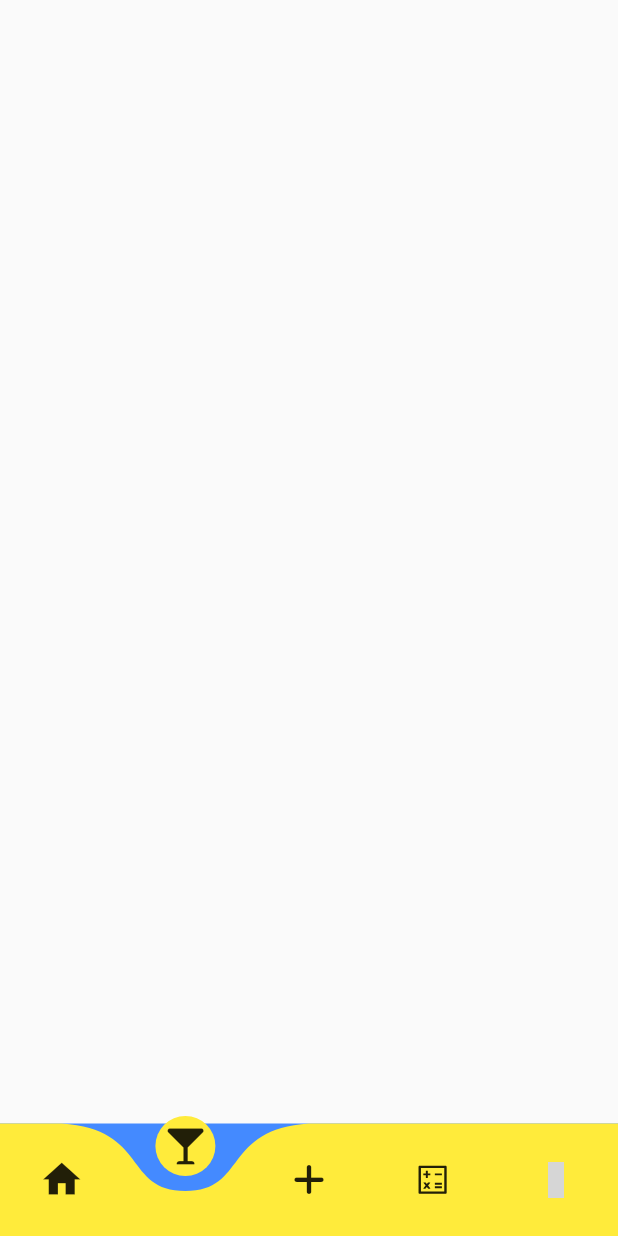
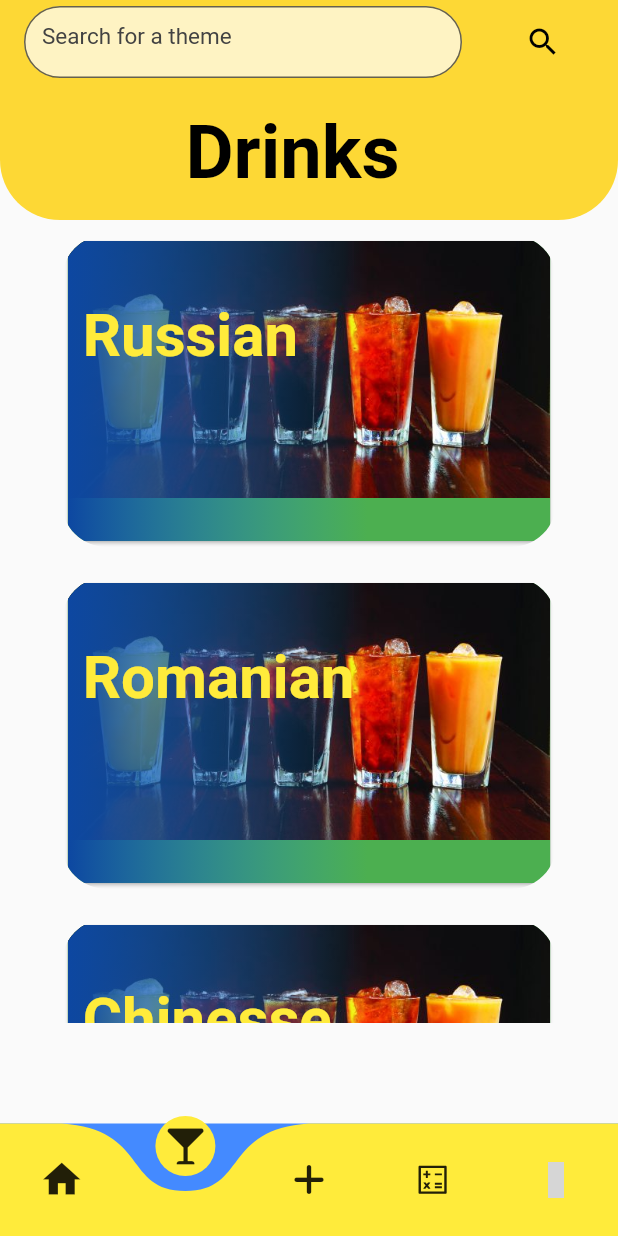
Before and after one commit to adidiac/Drinking-Season, a Flutter app: the screen it shows after launch, item 2 of the bottom bar chosen, on a phone screen of 412 x 824 dp. Run offline on Flutter 3.47's test engine with Material 2 defaults, Android fonts, the phone set to English and light mode, and no system bars; drawn by our look-alikes of curved_navigation_bar; our stand-ins replace flutter_icons; grey boxes are pictures that could not be loaded.

Commit message:
Themes done and drinks but is a problem at CardBoard

```diff
--- /dev/null
+++ b/lib/Cardboard.dart
@@ -0,0 +1,64 @@
+import 'package:flutter/material.dart';
+
+class CardBoard extends StatelessWidget {
+  final String name;
+  final String image_name;
+  final double width;
+  final double height;
+  const CardBoard(
+      {Key key, this.name, this.image_name, this.height, this.width})
+      : super(key: key);
+  @override
+  Widget build(BuildContext context) {
+    return Container(
+      child: Padding(
+        padding: EdgeInsets.symmetric(horizontal: 0, vertical: 10),
+        child: ClipRRect(
+          borderRadius: BorderRadius.circular(30),
+          child: Card(
+            clipBehavior: Clip.hardEdge,
+            color: Colors.green,
+            child: Stack(
+              children: <Widget>[
+                Container(
+                  child: Image.asset(
+                    image_name,
+                    fit: BoxFit.fill,
+                  ),
+                ),
+                Container(
+                  width: width,
+                  height: height,
+                  decoration: BoxDecoration(
+                      color: Colors.white,
+                      gradient: LinearGradient(
+                          begin: FractionalOffset.centerRight,
+                          end: FractionalOffset.centerLeft,
+                          colors: [
+                            Colors.blue[600].withOpacity(0.0),
+                            Colors.blue[900],
+                          ],
+                          stops: [
+                            0.0,
+                            1.0
+                          ])),
+                ),
+                Padding(
+                  padding: EdgeInsets.symmetric(horizontal: 10, vertical: 40),
+                  child: Text(
+                    name,
+                    style: TextStyle(
+                        fontSize: 40,
+                        fontWeight: FontWeight.bold,
+                        color: Colors.yellow,
+                        textBaseline: TextBaseline.alphabetic),
+                  ),
+                ),
+              ],
+            ),
+          ),
+        ),
+      ),
+    );
+  }
+}
--- a/lib/Drinks.dart
+++ b/lib/Drinks.dart
@@ -1,4 +1,7 @@
 import 'package:flutter/material.dart';
+
+import 'Cardboard.dart';
+import 'TopContainer.dart';
 
 class Drinks extends StatefulWidget {
   @override
@@ -6,8 +9,91 @@ class Drinks extends StatefulWidget {
 }
 
 class _DrinksState extends State<Drinks> {
+  List<Widget> drinks = [
+    CardBoard(
+      image_name: "assets/drinks.jpg",
+      name: "Russian",
+      height: 200,
+      width: 200,
+    ),
+    CardBoard(
+      image_name: "assets/drinks.jpg",
+      name: "Romanian",
+      height: 200,
+      width: 200,
+    ),
+    CardBoard(
+      image_name: "assets/drinks.jpg",
+      name: "Chinesse",
+      height: 200,
+      width: 200,
+    )
+  ];
   @override
   Widget build(BuildContext context) {
-    return Container();
+    double width = MediaQuery.of(context).size.width;
+    double height = MediaQuery.of(context).size.height;
+    return Scaffold(
+      appBar: AppBar(
+        centerTitle: true,
+        actions: [
+          FlatButton.icon(
+              onPressed: null,
+              icon: Icon(
+                Icons.search,
+                color: Colors.black,
+              ),
+              label: Text(""))
+        ],
+        title: Container(
+          width: (90 * width) / 100,
+          child: TextField(
+            style: TextStyle(fontSize: 10.0, height: 0.3, color: Colors.black),
+            decoration: new InputDecoration(
+                focusColor: Colors.yellow,
+                hoverColor: Colors.yellow,
+                border: new OutlineInputBorder(
+                  borderRadius: const BorderRadius.all(
+                    const Radius.circular(30.0),
+                  ),
+                ),
+                filled: true,
+                hintStyle: new TextStyle(color: Colors.grey[800], fontSize: 15),
+                hintText: "Search for a theme",
+                fillColor: Colors.white70),
+          ),
+        ),
+        backgroundColor: Colors.yellow[600],
+        elevation: 0,
+      ),
+      body: Column(
+        children: [
+          TopContainer(
+            height: (11 * height) / 100,
+            width: width,
+            padding: EdgeInsets.symmetric(
+                horizontal: width * 30 / 100, vertical: height * 0.02),
+            child: Text(
+              "Drinks",
+              style: TextStyle(
+                  color: Colors.black,
+                  fontSize: height * 0.06,
+                  fontWeight: FontWeight.bold),
+            ),
+          ),
+          Container(
+            height: 0.65 * height,
+            width: width,
+            padding: EdgeInsets.symmetric(horizontal: width * 0.1),
+            child: ListView.builder(
+                itemCount: drinks.length,
+                itemBuilder: (BuildContext ctxt, int index) {
+                  return drinks[index];
+                }),
+          )
+        ],
+      ),
+    );
+    ;
   }
 }
--- a/lib/Tematica.dart
+++ b/lib/Tematica.dart
@@ -1,4 +1,7 @@
+import 'package:drinking_season/Cardboard.dart';
 import 'package:flutter/material.dart';
+
+import 'TopContainer.dart';
 
 class Tematica extends StatefulWidget {
   @override
@@ -6,6 +9,27 @@ class Tematica extends StatefulWidget {
 }
 
 class _TematicaState extends State<Tematica> {
+  List<Widget> themes = [
+    CardBoard(
+      image_name: "assets/theme.jpg",
+      name: "Russian",
+      height: 200,
+      width: 200,
+    ),
+    CardBoard(
+      image_name: "assets/theme.jpg",
+      name: "Romanian",
+      height: 200,
+      width: 200,
+    ),
+    CardBoard(
+      image_name: "assets/theme.jpg",
+      name: "Chinesse",
+      height: 200,
+      width: 200,
+    )
+  ];
+
   @override
   Widget build(BuildContext context) {
     double width = MediaQuery.of(context).size.width;
@@ -58,34 +82,18 @@ class _TematicaState extends State<Tematica> {
                   fontWeight: FontWeight.bold),
             ),
           ),
-          Container()
+          Container(
+            height: 0.65 * height,
+            width: width,
+            padding: EdgeInsets.symmetric(horizontal: width * 0.1),
+            child: ListView.builder(
+                itemCount: themes.length,
+                itemBuilder: (BuildContext ctxt, int index) {
+                  return themes[index];
+                }),
+          )
         ],
       ),
     );
   }
 }
-
-class TopContainer extends StatelessWidget {
-  final double height;
-  final double width;
-  final Widget child;
-  final EdgeInsets padding;
-  TopContainer({this.height, this.width, this.child, this.padding});
-
-  @override
-  Widget build(BuildContext context) {
-    return Container(
-      padding:
-          padding != null ? padding : EdgeInsets.symmetric(horizontal: 10.0),
-      decoration: BoxDecoration(
-          color: Colors.yellow[600],
-          borderRadius: BorderRadius.only(
-            bottomRight: Radius.circular(40.0),
-            bottomLeft: Radius.circular(40.0),
-          )),
-      height: height,
-      width: width,
-      child: child,
-    );
-  }
-}
--- /dev/null
+++ b/lib/TopContainer.dart
@@ -0,0 +1,26 @@
+import 'package:flutter/material.dart';
+
+class TopContainer extends StatelessWidget {
+  final double height;
+  final double width;
+  final Widget child;
+  final EdgeInsets padding;
+  TopContainer({this.height, this.width, this.child, this.padding});
+
+  @override
+  Widget build(BuildContext context) {
+    return Container(
+      padding:
+          padding != null ? padding : EdgeInsets.symmetric(horizontal: 10.0),
+      decoration: BoxDecoration(
+          color: Colors.yellow[600],
+          borderRadius: BorderRadius.only(
+            bottomRight: Radius.circular(40.0),
+            bottomLeft: Radius.circular(40.0),
+          )),
+      height: height,
+      width: width,
+      child: child,
+    );
+  }
+}
--- a/pubspec.yaml
+++ b/pubspec.yaml
@@ -48,8 +48,8 @@ flutter:
   uses-material-design: true
 
   # To add assets to your application, add an assets section, like this:
-  # assets:
-  #   - images/a_dot_burr.jpeg
+  assets:
+    - assets/
   #   - images/a_dot_ham.jpeg
 
   # An image asset can refer to one or more resolution-specific "variants", see
```
Also changed, not shown: assets/drinks.jpg (added), assets/theme.jpg (added), pubspec.lock.
